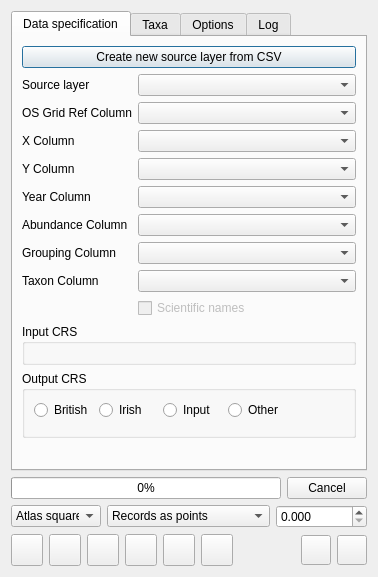
Qt form ui_biorec.ui (FieldStudiesCouncil/QGIS-Biological-Recording-Tools) before a commit.
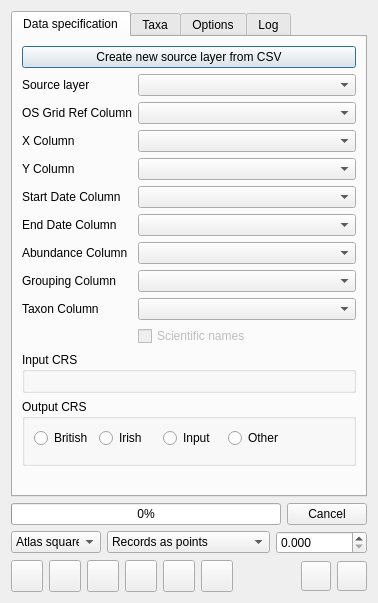
The same form after that commit. Icons and pictures are not drawn. Custom widgets are drawn as their Qt base class.

Commit message: Updated Biological Records tool date field to optionally handle both start and end dates and also to parse start and end years from a single field.

The edit to the form file:
```diff
--- a/ui_biorec.ui
+++ b/ui_biorec.ui
@@ -7,13 +7,13 @@
     <x>0</x>
     <y>0</y>
     <width>373</width>
-    <height>577</height>
+    <height>603</height>
    </rect>
   </property>
   <property name="windowTitle">
    <string>FSC QGIS plugin</string>
   </property>
-  <layout class="QVBoxLayout" name="verticalLayout">
+  <layout class="QVBoxLayout" name="verticalLayout_7">
    <item>
     <widget class="QTabWidget" name="tabWidget">
      <property name="currentIndex">
@@ -23,7 +23,7 @@
       <attribute name="title">
        <string>Data specification</string>
       </attribute>
-      <layout class="QVBoxLayout" name="verticalLayout_7">
+      <layout class="QVBoxLayout" name="verticalLayout">
        <item>
         <widget class="QPushButton" name="butBrowse">
          <property name="enabled">
@@ -125,21 +125,49 @@
            </property>
           </widget>
          </item>
+         <item row="4" column="0">
+          <widget class="QLabel" name="label_3">
+           <property name="text">
+            <string>Start Date Column</string>
+           </property>
+          </widget>
+         </item>
+         <item row="4" column="1">
+          <widget class="QgsFieldComboBox" name="fcbDateCol">
+           <property name="allowEmptyFieldName">
+            <bool>true</bool>
+           </property>
+          </widget>
+         </item>
          <item row="5" column="0">
+          <widget class="QLabel" name="label_4">
+           <property name="text">
+            <string>End Date Column</string>
+           </property>
+          </widget>
+         </item>
+         <item row="5" column="1">
+          <widget class="QgsFieldComboBox" name="fcbDate2Col">
+           <property name="allowEmptyFieldName">
+            <bool>true</bool>
+           </property>
+          </widget>
+         </item>
+         <item row="6" column="0">
           <widget class="QLabel" name="lblAbundanceColumn">
            <property name="text">
             <string>Abundance Column</string>
            </property>
           </widget>
          </item>
-         <item row="5" column="1">
+         <item row="6" column="1">
           <widget class="QgsFieldComboBox" name="fcbAbundanceCol">
            <property name="allowEmptyFieldName">
             <bool>true</bool>
            </property>
           </widget>
          </item>
-         <item row="6" column="0">
+         <item row="7" column="0">
           <widget class="QLabel" name="lblGroupingCol">
            <property name="enabled">
             <bool>true</bool>
@@ -149,28 +177,28 @@
            </property>
           </widget>
          </item>
-         <item row="6" column="1">
+         <item row="7" column="1">
           <widget class="QgsFieldComboBox" name="fcbGroupingCol">
            <property name="allowEmptyFieldName">
             <bool>true</bool>
            </property>
           </widget>
          </item>
-         <item row="7" column="0">
+         <item row="8" column="0">
           <widget class="QLabel" name="lblTaxonCol">
            <property name="text">
             <string>Taxon Column</string>
            </property>
           </widget>
          </item>
-         <item row="7" column="1">
-          <widget class="QgsFieldComboBox" name="fcbTaxonCol">
-           <property name="allowEmptyFieldName">
-            <bool>true</bool>
-           </property>
-          </widget>
-         </item>
          <item row="8" column="1">
+          <widget class="QgsFieldComboBox" name="fcbTaxonCol">
+           <property name="allowEmptyFieldName">
+            <bool>true</bool>
+           </property>
+          </widget>
+         </item>
+         <item row="9" column="1">
           <widget class="QCheckBox" name="cbIsScientific">
            <property name="enabled">
             <bool>false</bool>
@@ -186,20 +214,6 @@
            </property>
           </widget>
          </item>
-         <item row="4" column="1">
-          <widget class="QgsFieldComboBox" name="fcbDateCol">
-           <property name="allowEmptyFieldName">
-            <bool>true</bool>
-           </property>
-          </widget>
-         </item>
-         <item row="4" column="0">
-          <widget class="QLabel" name="label_3">
-           <property name="text">
-            <string>Year Column</string>
-           </property>
-          </widget>
-         </item>
         </layout>
        </item>
        <item>
```
The commit also changes 3 other files.
